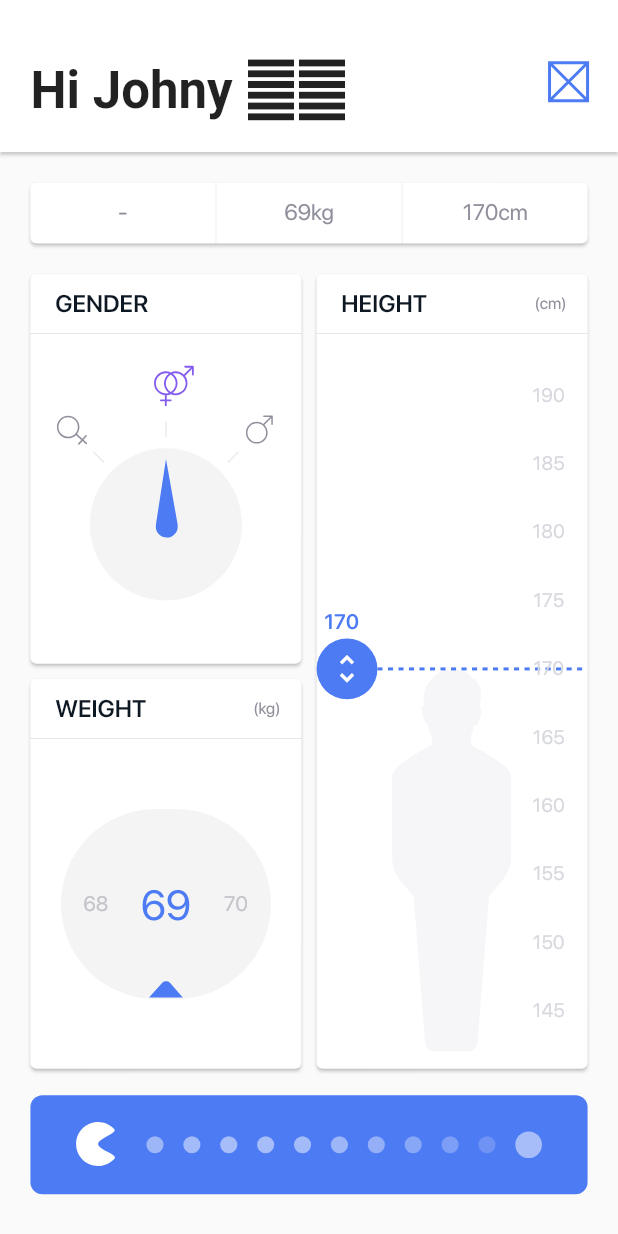
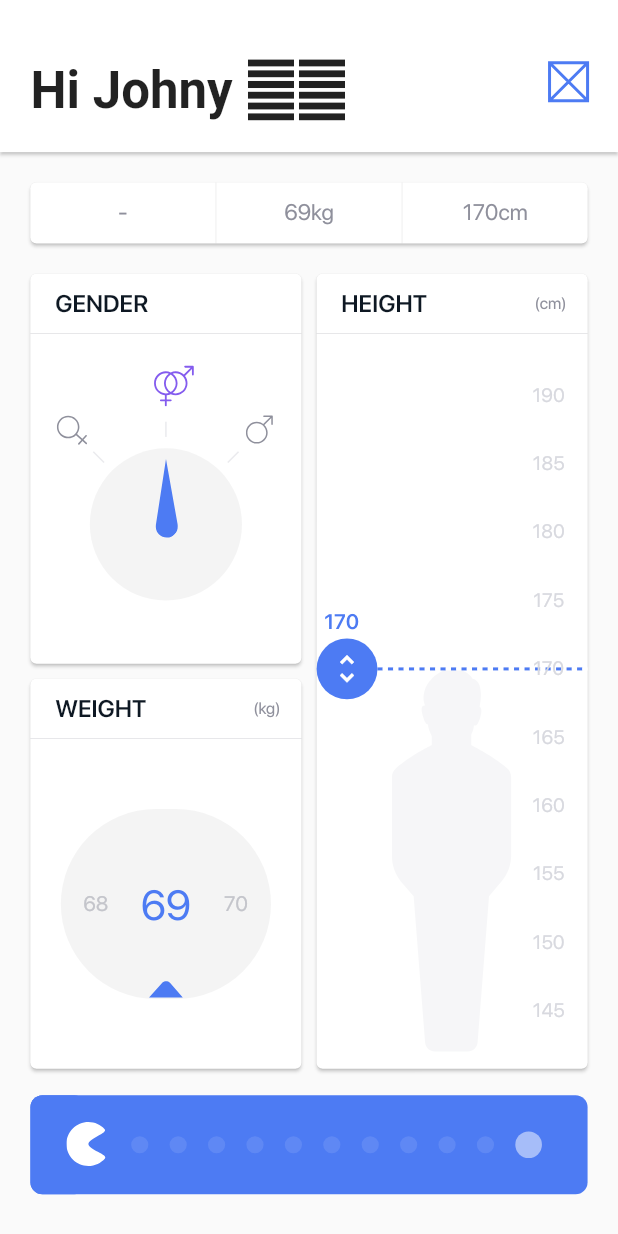
Before and after one commit to zettatips/bmi_calculator_new, a Flutter app: the screen it shows after launch, after a tap on an icon or button, on a phone screen of 412 x 824 dp. Run offline on Flutter 3.47's test engine with Material 2 defaults, Android fonts, the phone set to English and light mode, and no system bars; our stand-ins replace flutter_svg; project files that could hold a hidden picture were left out.

Commit message:
20200908 2355 Completed Part6_CustomSlider

```diff
--- a/lib/input_page/pacman_slider.dart
+++ b/lib/input_page/pacman_slider.dart
@@ -3,6 +3,248 @@ import 'dart:math' as math;
 import 'package:bmi_calculator_new/widget_utils.dart';
 import 'package:flutter/material.dart';
 import 'package:flutter_svg/flutter_svg.dart';
+
+const double _pacmanWidth = 21.0;
+const double _sliderHorizontalMargin = 24.0;
+const double _dotsLeftMargin = 8.0;
+
+class PacmanSlider extends StatefulWidget {
+  @override
+  _PacmanSliderState createState() => _PacmanSliderState();
+}
+
+class _PacmanSliderState extends State<PacmanSlider>
+    with TickerProviderStateMixin {
+  double _pacmanPosition = 24.0;
+  AnimationController pacmanMovementController;
+  Animation<double> pacmanAnimation;
+
+  @override
+  void initState() {
+    super.initState();
+    pacmanMovementController =
+        AnimationController(vsync: this, duration: Duration(milliseconds: 400));
+  }
+
+  @override
+  void dispose() {
+    pacmanMovementController.dispose();
+    super.dispose();
+  }
+
+  @override
+  Widget build(BuildContext context) {
+    Decoration decoration = BoxDecoration(
+      borderRadius: BorderRadius.all(Radius.circular(8.0)),
+      color: Theme.of(context).primaryColor,
+    );
+
+    return Container(
+      height: screenAwareSize(52.0, context),
+      decoration: decoration,
+      child: LayoutBuilder(
+        builder: (context, constraints) {
+          return GestureDetector(
+            behavior: HitTestBehavior.translucent,
+            onTap: () => _animatePacmanToEnd(width: constraints.maxWidth),
+            child: Stack(
+              alignment: Alignment.centerRight,
+              children: <Widget>[
+                AnimatedDots(),
+                _drawDotCurtain(decoration, width: constraints.maxWidth),
+                _drawPacman(width: constraints.maxWidth),
+              ],
+            ),
+          );
+        },
+      ),
+    );
+  }
+
+  Widget _drawDotCurtain(Decoration decoration, {double width = 0.0}) {
+    if (width == 0.0) {
+      return Container();
+    }
+    double marginRight =
+        width - _pacmanPosition - screenAwareSize(_pacmanWidth / 2, context);
+    return Positioned.fill(
+      right: marginRight,
+      child: Container(decoration: decoration),
+    );
+  }
+
+  Widget _drawPacman({double width}) {
+    if (pacmanAnimation == null && width != 0.0) {
+      pacmanAnimation = _initPacmanAnimation(width);
+    }
+    return Positioned(
+      left: _pacmanPosition,
+      child: GestureDetector(
+        onHorizontalDragUpdate: (details) => _onPacmanDrag(width, details),
+        onHorizontalDragEnd: (details) => _onPacmanEnd(width, details),
+        child: PacmanIcon(),
+      ),
+    );
+  }
+
+  Animation<double> _initPacmanAnimation(double width) {
+    Animation<double> animation = Tween(
+      begin: _pacmanMinPosition(),
+      end: _pacmanMaxPosition(width),
+    ).animate(pacmanMovementController);
+
+    animation.addListener(() {
+      setState(() {
+        _pacmanPosition = animation.value;
+      });
+      if (animation.status == AnimationStatus.completed) {
+        _onPacmanSubmited();
+      }
+    });
+    return animation;
+  }
+
+  _onPacmanSubmited() {
+    //temporary:
+    Future.delayed(Duration(seconds: 1), () => _resetPacman());
+  }
+
+  _onPacmanDrag(double width, DragUpdateDetails details) {
+    setState(() {
+      _pacmanPosition += details.delta.dx;
+      _pacmanPosition = math.max(_pacmanMinPosition(),
+          math.min(_pacmanMaxPosition(width), _pacmanPosition));
+    });
+  }
+
+  _onPacmanEnd(double width, DragEndDetails details) {
+    bool isOverHalf =
+        _pacmanPosition + screenAwareSize(_pacmanWidth / 2, context) >
+            0.5 * width;
+    if (isOverHalf) {
+      _animatePacmanToEnd(width: width);
+    } else {
+      _resetPacman();
+    }
+  }
+
+  _animatePacmanToEnd({double width}) {
+    pacmanMovementController.forward(
+        from: _pacmanPosition / _pacmanMaxPosition(width));
+  }
+
+  _resetPacman() {
+    setState(() => _pacmanPosition = _pacmanMinPosition());
+  }
+
+  double _pacmanMinPosition() =>
+      screenAwareSize(_sliderHorizontalMargin, context);
+
+  double _pacmanMaxPosition(double sliderWidth) =>
+      sliderWidth -
+      screenAwareSize(_sliderHorizontalMargin / 2 + _pacmanWidth, context);
+}
+
+class AnimatedDots extends StatefulWidget {
+  @override
+  _AnimatedDotsState createState() => _AnimatedDotsState();
+}
+
+class _AnimatedDotsState extends State<AnimatedDots>
+    with SingleTickerProviderStateMixin {
+  final int numberOfDots = 10;
+  final double minOpacity = 0.1;
+  final double maxOpacity = 0.5;
+  AnimationController hintAnimationController;
+
+  @override
+  void initState() {
+    super.initState();
+    _initHintAnimationController();
+    hintAnimationController.forward();
+  }
+
+  @override
+  void dispose() {
+    hintAnimationController.dispose();
+    super.dispose();
+  }
+
+  void _initHintAnimationController() {
+    hintAnimationController = AnimationController(
+      vsync: this,
+      duration: Duration(milliseconds: 800),
+    );
+    hintAnimationController.addStatusListener((status) {
+      if (status == AnimationStatus.completed) {
+        Future.delayed(Duration(milliseconds: 800), () {
+          hintAnimationController.forward(from: 0.0);
+        });
+      }
+    });
+  }
+
+  @override
+  Widget build(BuildContext context) {
+    return Padding(
+      padding: EdgeInsets.only(
+          left: screenAwareSize(
+              _sliderHorizontalMargin + _pacmanWidth + _dotsLeftMargin,
+              context),
+          right: screenAwareSize(_sliderHorizontalMargin, context)),
+      child: Row(
+        mainAxisAlignment: MainAxisAlignment.spaceBetween,
+        children: List.generate(numberOfDots, _generateDot)
+          ..add(Opacity(
+            opacity: maxOpacity,
+            child: Dot(size: 14.0),
+          )),
+      ),
+    );
+  }
+
+  Widget _generateDot(int dotNumber) {
+    Animation animation = _initDotAnimation(dotNumber);
+    return AnimatedBuilder(
+      animation: animation,
+      builder: (context, child) => Opacity(
+        opacity: animation.value,
+        child: child,
+      ),
+      child: Dot(size: 9.0),
+    );
+  }
+
+  Animation<double> _initDotAnimation(int dotNumber) {
+    double lastDotStartTime = 0.4;
+    double dotAnimationDuration = 0.5;
+    double begin = lastDotStartTime * dotNumber / numberOfDots;
+    double end = begin + dotAnimationDuration;
+    return SinusoidalAnimation(min: minOpacity, max: maxOpacity).animate(
+      CurvedAnimation(
+        parent: hintAnimationController,
+        curve: Interval(begin, end),
+      ),
+    );
+  }
+}
+
+class SinusoidalAnimation extends Animatable<double> {
+  SinusoidalAnimation({this.min, this.max});
+
+  final double min;
+  final double max;
+
+  @protected
+  double lerp(double t) {
+    return min + (max - min) * math.sin(math.pi * t);
+  }
+
+  @override
+  double transform(double t) {
+    return (t == 0.0 || t == 1.0) ? min : lerp(t);
+  }
+}
 
 class Dot extends StatelessWidget {
   final double size;
@@ -37,114 +279,3 @@ class PacmanIcon extends StatelessWidget {
     );
   }
 }
-
-class PacmanSlider extends StatefulWidget {
-  @override
-  _PacmanSliderState createState() => _PacmanSliderState();
-}
-
-class _PacmanSliderState extends State<PacmanSlider>
-    with TickerProviderStateMixin {
-  final int numberOfDots = 10;
-  final double minOpacity = 0.1;
-  final double maxOpacity = 0.5;
-  AnimationController hintAnimationController;
-
-  @override
-  void initState() {
-    super.initState();
-    _initHintAnimationController();
-    hintAnimationController.forward();
-  }
-
-  @override
-  void dispose() {
-    hintAnimationController.dispose();
-    super.dispose();
-  }
-
-  void _initHintAnimationController() {
-    hintAnimationController = AnimationController(
-      vsync: this,
-      duration: Duration(milliseconds: 1000),
-    );
-    hintAnimationController.addStatusListener((status) {
-      if (status == AnimationStatus.completed) {
-        Future.delayed(Duration(milliseconds: 800), () {
-          hintAnimationController.forward(from: 0.0);
-        });
-      }
-    });
-  }
-
-  @override
-  Widget build(BuildContext context) {
-    return Container(
-      height: screenAwareSize(52.0, context),
-      width: double.infinity,
-      decoration: BoxDecoration(
-        borderRadius: BorderRadius.all(Radius.circular(8.0)),
-        color: Theme.of(context).primaryColor,
-      ),
-      child: Padding(
-        padding: EdgeInsets.symmetric(
-          horizontal: screenAwareSize(24.0, context),
-        ),
-        child: Row(
-          children: <Widget>[
-            PacmanIcon(),
-            Expanded(child: _drawDots()),
-          ],
-        ),
-      ),
-    );
-  }
-
-  Widget _drawDots() {
-    return Row(
-      mainAxisAlignment: MainAxisAlignment.spaceBetween,
-      children: List.generate(numberOfDots, _generateDot)
-        ..add(Opacity(
-          opacity: maxOpacity,
-          child: Dot(size: 14.0),
-        )),
-    );
-  }
-
-  Widget _generateDot(int dotNumber) {
-    Animation animation = _initDotAnimation(dotNumber);
-    return AnimatedBuilder(
-      animation: animation,
-      builder: (context, child) => Opacity(
-        opacity: animation.value,
-        child: child,
-      ),
-      child: Dot(size: 9.0),
-    );
-  }
-
-  Animation<double> _initDotAnimation(int dotNumber) {
-    double lastDotStartTime = 0.4;
-    double dotAnimationDuration = 0.6;
-    double begin = lastDotStartTime * dotNumber / numberOfDots;
-    double end = begin + dotAnimationDuration;
-    return SinusoidalAnimation(min: minOpacity, max: maxOpacity).animate(
-      CurvedAnimation(
-        parent: hintAnimationController,
-        curve: Interval(begin, end),
-      ),
-    );
-  }
-}
-
-class SinusoidalAnimation extends Animatable<double> {
-  SinusoidalAnimation({this.min, this.max});
-
-  final double min;
-  final double max;
-
-  @override
-  double transform(double t) {
-    return min + (max - min) * math.sin(math.pi * t);
-  }
-}
```
